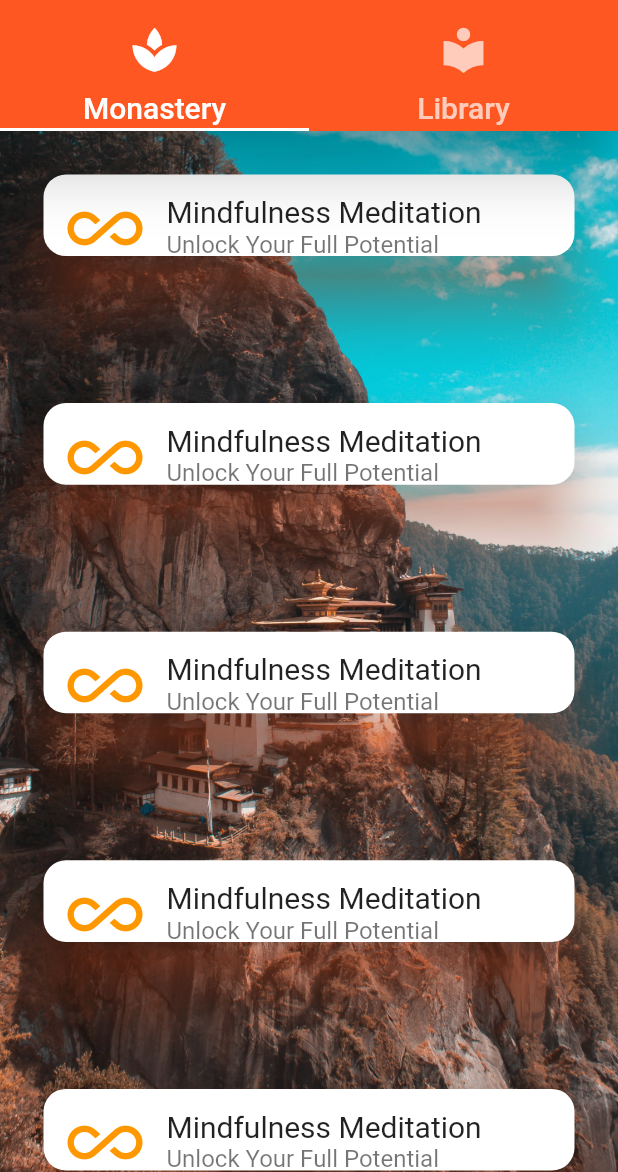
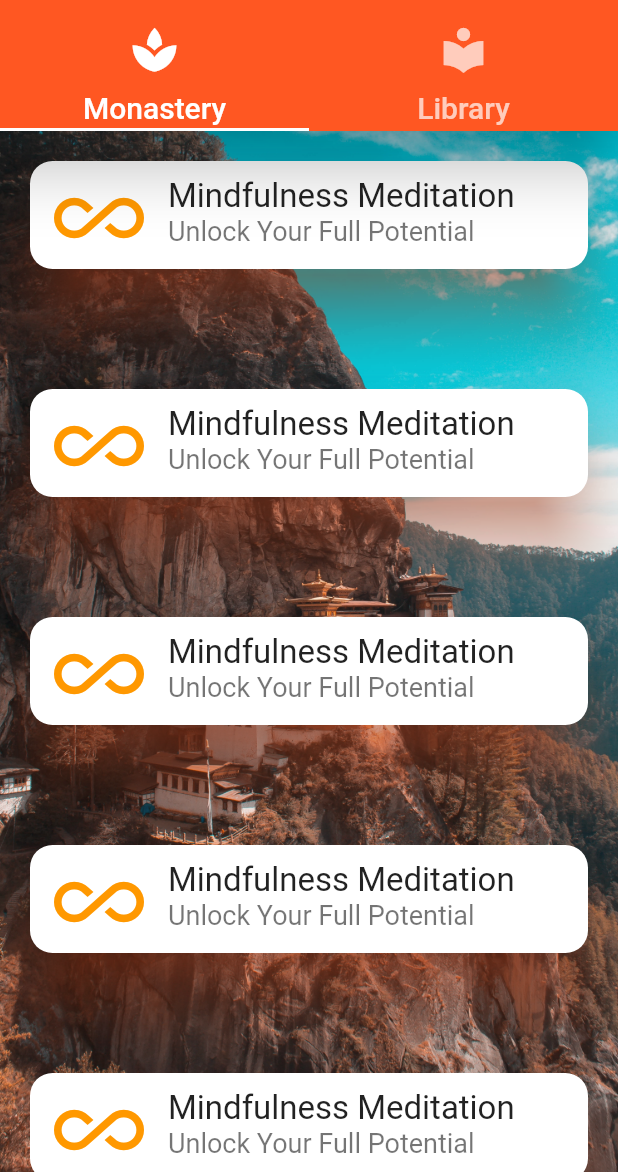
Before and after one commit to gardnerapp/MinervaMeditation, a Flutter app: the screen it shows after launch, on a phone screen of 412 x 824 dp, the part 64-1236 px from its top. Run offline on Flutter 3.47's test engine with Material 2 defaults, Android fonts, the phone set to English and light mode, and no system bars.

Commit message:
Finish Meditation card

```diff
--- a/lib/audio_card.dart
+++ b/lib/audio_card.dart
@@ -6,25 +6,36 @@ class AudioCard extends StatelessWidget {
   final String title;
   final String subtitle;
   final Function pushDestination;
-  const AudioCard({Key key, this.title, this.subtitle, this.pushDestination}) : super(key: key);
 
-  @override //build followed by method calls in order
+  const AudioCard({Key key, this.title, this.subtitle, this.pushDestination})
+      : super(key: key);
+
+  @override
   Widget build(BuildContext context) {
+    return Container(
+      margin: EdgeInsets.symmetric(vertical: 15, horizontal: 15),
+      padding: EdgeInsets.all(1),
 
-    final middleMediaQuery = MediaQuery.of(context).size.height*.1;
-    return Container(
-      margin: EdgeInsets.all(15),
-      padding: EdgeInsets.all(10),
-      height: middleMediaQuery,
-      width: middleMediaQuery,
       child: Card(
-        shape: RoundedRectangleBorder(borderRadius: BorderRadius.circular(15.0)),
-      child: ListTile(
-        leading: Icon(Icons.all_inclusive, size: 50.0, color: Colors.orange,),
-        title: Text(title, style: TextStyle(fontSize: 20.0),),
-        subtitle: Text(subtitle, style: TextStyle(fontSize: 16.0),),
-        onTap: pushDestination,
+        shape:
+            RoundedRectangleBorder(borderRadius: BorderRadius.circular(15.0)),
+        child: ListTile(
+          leading: Icon(
+            Icons.all_inclusive,
+            size: 60.0,
+            color: Colors.orange,
+          ),
+          title: Text(
+            title,
+            style: TextStyle(fontSize: 22.0),
+          ),
+          subtitle: Text(
+            subtitle,
+            style: TextStyle(fontSize: 18.0),
+          ),
+          onTap: pushDestination,
+        ),
       ),
-    ),);
+    );
   }
 }
--- a/lib/meditations/meditation.dart
+++ b/lib/meditations/meditation.dart
@@ -1,7 +1,7 @@
 import 'package:flutter/material.dart';
 
 class Meditation extends StatefulWidget {
-  // TODO implement random photo as background, add sound player from remote
+  // TODO add volume control
   final String title;
 
   const Meditation({Key key, this.title}) : super(key: key);
--- /dev/null
+++ b/lib/models/meditation.dart
@@ -0,0 +1,14 @@
+class Meditation{
+  String title;
+  String meditation;
+
+  Meditation({this.title, this.meditation});
+
+  Meditation.fromJson(Map<String,dynamic> body){
+    Meditation(
+      title: body['title'],
+      meditation: body['meditation']
+    );
+  }
+
+}
```
Also changed, not shown: lib/models/audio_file.dart (deleted).
